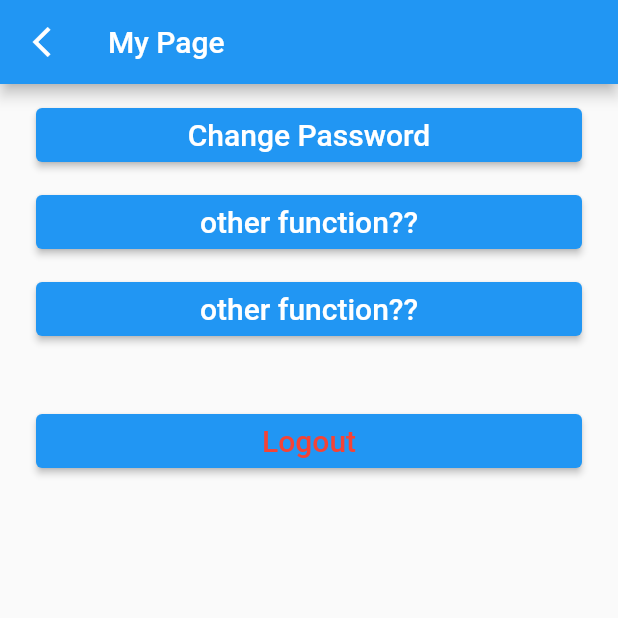
After one commit to nabeshinabe/YURUBO, a Flutter app: the HomePage screen opened directly, after a tap on the "settings" icon, on a phone screen of 412 x 824 dp, the top half of it. The commit adds this screen. Run offline on Flutter 3.47's test engine with Material 2 defaults, Android fonts, the phone set to English and light mode, and no system bars; our stand-ins replace supabase; accounts and stored records are empty.

Commit message:
Add files via upload

```diff
--- a/yurubo_project/lib/function/homepage.dart
+++ b/yurubo_project/lib/function/homepage.dart
@@ -1,6 +1,7 @@
 import 'package:flutter/material.dart';
 import 'package:yurubo/function/joinpage.dart' as joinpage;
 import 'package:yurubo/function/friendpage.dart' as friendpage;
+import 'package:yurubo/function/mypage.dart' as mypage;
 
 class HomePage extends StatefulWidget {
   const HomePage({super.key});
@@ -15,14 +16,19 @@ class _HomePageState extends State<HomePage> {
   Widget build(BuildContext context) {
     return Scaffold(
       appBar: AppBar(
-        leading: IconButton(
-          icon: const Icon(
-            Icons.arrow_back_ios_sharp,
+        actions: <Widget>[
+          IconButton(
+            icon: const Icon(
+              Icons.settings,
+            ),
+            onPressed: () {
+              Navigator.push(
+                context,
+                MaterialPageRoute(builder: (context) => const mypage.MyPage()),
+              );
+            },
           ),
-          onPressed: () {
-            Navigator.pop(context);
-          },
-        ),
+        ],
         title: const Text("YURUBO"),
       ),
       body: pages[currentIndex],
--- /dev/null
+++ b/yurubo_project/lib/function/mypage.dart
@@ -0,0 +1,65 @@
+import 'package:flutter/material.dart';
+
+class MyPage extends StatefulWidget {
+  const MyPage({super.key});
+  @override
+  State<StatefulWidget> createState() => MyPageState();
+}
+
+class MyPageState extends State<MyPage> {
+  @override
+  Widget build(BuildContext context) {
+    return Scaffold(
+        appBar: AppBar(
+          leading: IconButton(
+            icon: const Icon(
+              Icons.arrow_back_ios_sharp,
+            ),
+            onPressed: () {
+              Navigator.pop(context);
+            },
+          ),
+          title: const Text("My Page"),
+        ),
+        body: ListView(
+          padding: const EdgeInsets.symmetric(horizontal: 24.0),
+          children: [
+            SizedBox(height: 10),
+            ElevatedButton(
+              child: const Text(
+                "Change Password",
+                style: TextStyle(fontSize: 20),
+              ),
+              onPressed: () {},
+            ),
+            SizedBox(height: 10),
+            ElevatedButton(
+              child: const Text(
+                "other function??",
+                style: TextStyle(fontSize: 20),
+              ),
+              onPressed: () {},
+            ),
+            SizedBox(height: 10),
+            ElevatedButton(
+              child: const Text(
+                "other function??",
+                style: TextStyle(fontSize: 20),
+              ),
+              onPressed: () {},
+            ),
+            SizedBox(height: 40),
+            ElevatedButton(
+              child: const Text(
+                "Logout",
+                style: TextStyle(fontSize: 20, color: Colors.red),
+              ),
+              onPressed: () {
+                Navigator.pop(context);
+                Navigator.pop(context);
+              },
+            ),
+          ],
+        ));
+  }
+}
```
